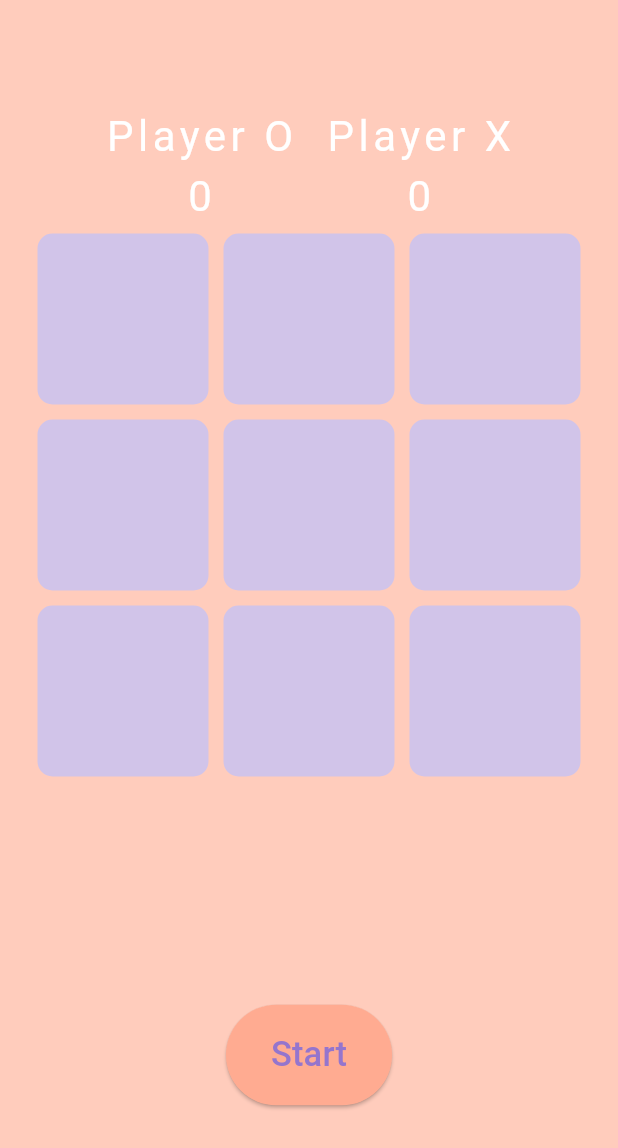
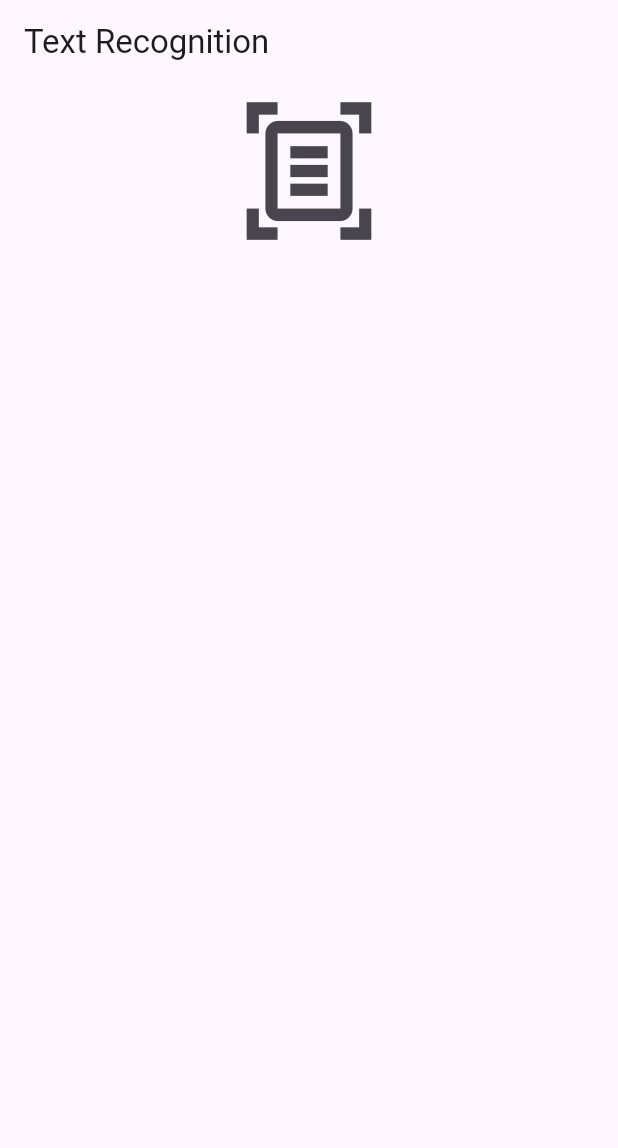
Before and after one commit to ahmedelshamy4/FlutterLearn, a Flutter app: the screen it shows after launch, on a phone screen of 412 x 824 dp. Shown: the top 1148 px of the screen. Run offline on Flutter 3.47's test engine with Material 3 defaults, Android fonts, the phone set to English and light mode, and no system bars; our stand-ins replace animate_do, bloc, dio, equatable, flutter_animate, flutter_bloc and 8 more; missing offline and left inert: google_ml_kit; Roboto replaces fonts that are missing (Coiny); statements that could not run were skipped.

```diff
--- /dev/null
+++ b/lib/google_generative_ai /text_recognition_page.dart
@@ -0,0 +1,71 @@
+import 'dart:io';
+
+import 'package:flutter/material.dart';
+import 'package:google_ml_kit/google_ml_kit.dart';
+import 'package:image_picker/image_picker.dart';
+
+class TextRecognitionPage extends StatefulWidget {
+  const TextRecognitionPage({super.key});
+
+  @override
+  State<TextRecognitionPage> createState() => _TextRecognitionPageState();
+}
+
+class _TextRecognitionPageState extends State<TextRecognitionPage> {
+  String textRecoginized = '';
+  File? _image;
+  final picker = ImagePicker();
+
+  Future getImageFromGallery() async {
+    final pickedFile = await picker.pickImage(source: ImageSource.gallery);
+    if (pickedFile != null) {
+      _image = File(pickedFile.path);
+      await readTextFromImage();
+      setState(() {});
+    }
+  }
+
+  Future<void> readTextFromImage() async {
+    final inputImage = InputImage.fromFile(_image!);
+    final textRecognizer = TextRecognizer(script: TextRecognitionScript.latin);
+    final RecognizedText recognizedText =
+        await textRecognizer.processImage(inputImage);
+    textRecoginized = recognizedText.text;
+
+    textRecognizer.close();
+  }
+
+  @override
+  Widget build(BuildContext context) {
+    return Scaffold(
+      appBar: AppBar(title: const Text('Text Recognition')),
+      body: SizedBox(
+        width: MediaQuery.of(context).size.width,
+        height: MediaQuery.of(context).size.height,
+        child: SingleChildScrollView(
+          child: Column(
+            mainAxisAlignment: MainAxisAlignment.center,
+            children: [
+              IconButton(
+                  onPressed: () => getImageFromGallery(),
+                  icon: const Icon(
+                    Icons.document_scanner_outlined,
+                    size: 100,
+                  )),
+              _image != null ? Image.file(_image!) : const SizedBox.shrink(),
+              const SizedBox(
+                height: 10,
+              ),
+              if (textRecoginized.isNotEmpty)
+                Text(
+                  textRecoginized,
+                  style: const TextStyle(
+                      fontSize: 20, fontWeight: FontWeight.bold),
+                )
+            ],
+          ),
+        ),
+      ),
+    );
+  }
+}
--- /dev/null
+++ b/lib/learn_design_pattern/creational_design_patterns/factory_pattern/ abstract_factory_pattern/i_bank.dart
@@ -0,0 +1,3 @@
+abstract class IBank {
+  String discount();
+}
--- /dev/null
+++ b/lib/learn_design_pattern/creational_design_patterns/factory_pattern/ abstract_factory_pattern/i_charity.dart
@@ -0,0 +1,3 @@
+abstract class ICharity{
+  String fundraising();
+}
--- /dev/null
+++ b/lib/learn_design_pattern/creational_design_patterns/factory_pattern/factory_method_pattern/i_product.dart
@@ -0,0 +1,3 @@
+abstract class IProduct {
+  String doSomething();
+}
--- /dev/null
+++ b/lib/learn_design_pattern/creational_design_patterns/factory_pattern/factory_method_pattern/iabstract_factory_method.dart
@@ -0,0 +1,5 @@
+import 'package:flutter_learn/learn_design_pattern/creational_design_patterns/factory_pattern/factory_method_pattern/i_product.dart';
+
+abstract class IFactoryMethod {
+  IProduct? createProduct({required String condition});
+}
--- a/pubspec.yaml
+++ b/pubspec.yaml
@@ -55,6 +55,9 @@ dependencies:
   dio: ^5.1.1
   flutter_animate: ^4.5.0
   google_fonts: ^6.2.1
+  google_generative_ai: ^0.4.3
+  google_ml_kit: ^0.18.0
+  image_picker: ^1.1.1
 
 dev_dependencies:
   flutter_test:
```
Also changed, not shown: lib/google_generative_ai /chat_page.dart (added, +77 -0 lines), lib/learn_design_pattern/creational_design_patterns/factory_pattern/ abstract_factory_pattern/abstract_concrete_factory.dart (added, +33 -0 lines), lib/learn_design_pattern/creational_design_patterns/factory_pattern/ abstract_factory_pattern/bank_cairo.dart (added, +8 -0 lines), lib/learn_design_pattern/creational_design_patterns/factory_pattern/ abstract_factory_pattern/bank_cip.dart (added, +8 -0 lines), lib/learn_design_pattern/creational_design_patterns/factory_pattern/ abstract_factory_pattern/charity_a.dart (added, +8 -0 lines), lib/learn_design_pattern/creational_design_patterns/factory_pattern/ abstract_factory_pattern/charity_b.dart (added, +8 -0 lines), lib/learn_design_pattern/creational_design_patterns/factory_pattern/ abstract_factory_pattern/iabstract_factory_method.dart (added, +8 -0 lines), lib/learn_design_pattern/creational_design_patterns/factory_pattern/anti_pattern.dart (added, +24 -0 lines), lib/learn_design_pattern/creational_design_patterns/factory_pattern/factory_method_pattern/concrete_factory.dart (added, +18 -0 lines), lib/learn_design_pattern/creational_design_patterns/factory_pattern/factory_method_pattern/product_a.dart (added, +8 -0 lines), lib/learn_design_pattern/creational_design_patterns/factory_pattern/factory_method_pattern/product_b.dart (added, +8 -0 lines), lib/main.dart (+27 -1 lines), pubspec.lock, 6 other files.
